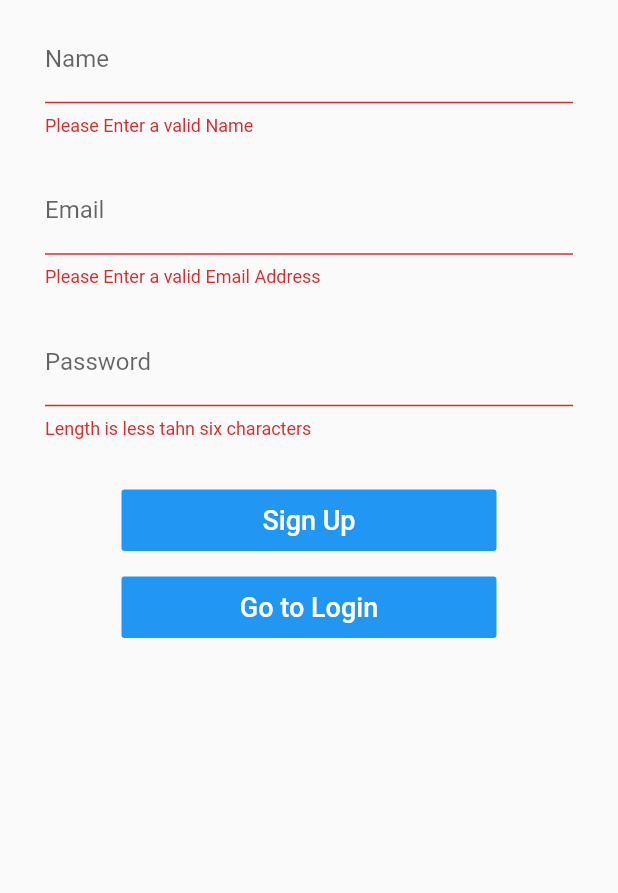
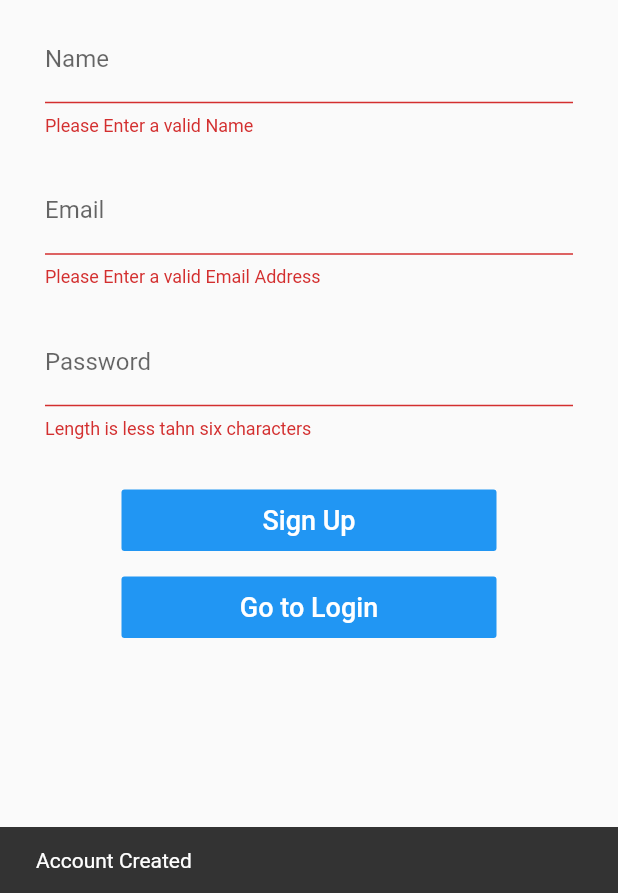
Before and after one commit to sampurng/First-Flutter-Project, a Flutter app: the SignUp_screen screen opened by its route, after a tap on "Sign Up", on a phone screen of 412 x 824 dp, the part 343-1236 px from its top. Run offline on Flutter 3.47's test engine with Material 2 defaults, Android fonts, the phone set to English and light mode, and no system bars; our stand-ins replace firebase_auth; accounts and stored records are empty.

```diff
--- a/lib/Screens/signUp_screen.dart
+++ b/lib/Screens/signUp_screen.dart
@@ -17,12 +17,13 @@ class _SignUp_screenState extends State<SignUp_screen> {
   final _formKey = GlobalKey<FormState>();
   String name, email, password;
   final FirebaseAuth _auth = FirebaseAuth.instance;
-  FirebaseAuth temp;
+
   FirebaseUser user;
+  FirebaseUser temp;
 
   final SnackBar mySnackBar = new SnackBar(content: Text('Account Created'));
 
-  _submit() async {
+  FirebaseUser get _submit {
     if (_formKey.currentState.validate()) {
       _formKey.currentState.save();
       print(name);
@@ -31,14 +32,16 @@ class _SignUp_screenState extends State<SignUp_screen> {
 
       //Create User in USing Firebase
       try {
-        temp = (await _auth.createUserWithEmailAndPassword(
-            email: email, password: password)) as FirebaseAuth;
+        _auth.createUserWithEmailAndPassword(email: email, password: password);
       } catch (e) {
         print(e.toString());
-      } finally {
-        print('DADADADADA');
+      } finally {}
     }
+    return user;
   }
+
+  Future<void> inputData() async {
+    final FirebaseUser user = await _auth.currentUser();
   }
 
   @override
@@ -99,15 +102,27 @@ class _SignUp_screenState extends State<SignUp_screen> {
                   SizedBox(height: 20.0),
                   Container(
                     width: 250.0,
-                    child: FlatButton(
+                    child: Builder(
+                      builder: (context) => FlatButton(
                         padding: EdgeInsets.all(10.0),
-                      onPressed: _submit,
+                        onPressed: () => {
+                          temp = _submit,
+                          inputData,
+                          print(temp),
+                          Scaffold.of(context).showSnackBar(
+                            SnackBar(
+                              content: Text('Account Created'),
+                              duration: Duration(seconds: 2),
+                            ),
+                          )
+                        },
                         color: Colors.blue,
                         child: Text(
                           'Sign Up',
                           style: TextStyle(
                             color: Colors.white,
                             fontSize: 18.0,
+                          ),
                         ),
                       ),
                     ),
--- a/lib/main.dart
+++ b/lib/main.dart
@@ -11,7 +11,9 @@ class MyApp extends StatelessWidget {
   Widget build(BuildContext context) {
     return MaterialApp(
       title: 'Instagram',
-      home: LoginScreen(),
+      home: new Scaffold(
+        body: new LoginScreen(),
+      ),
       debugShowCheckedModeBanner: false,
       routes: {
         LoginScreen.id: (context) => LoginScreen(),
```
Also changed, not shown: lib/Screens/Home.dart (added, +35 -0 lines), lib/Screens/customListView.dart (added, +102 -0 lines), lib/Screens/login_screen.dart (+18 -3 lines). Lines whose indentation alone changed are shown as unchanged.
